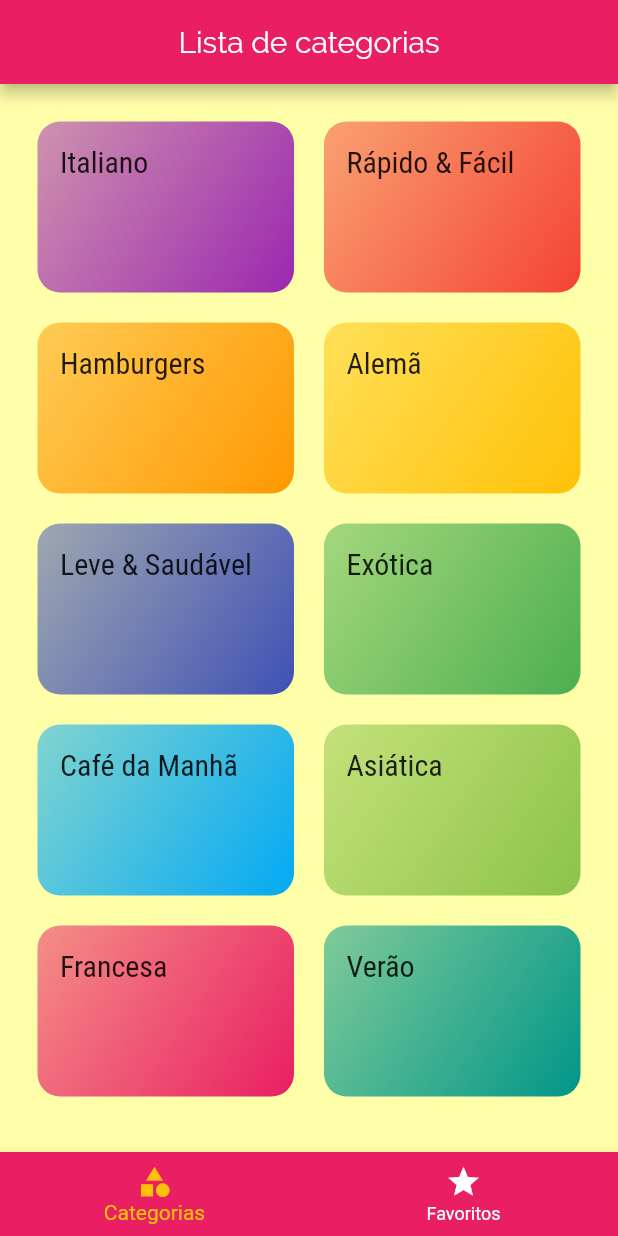
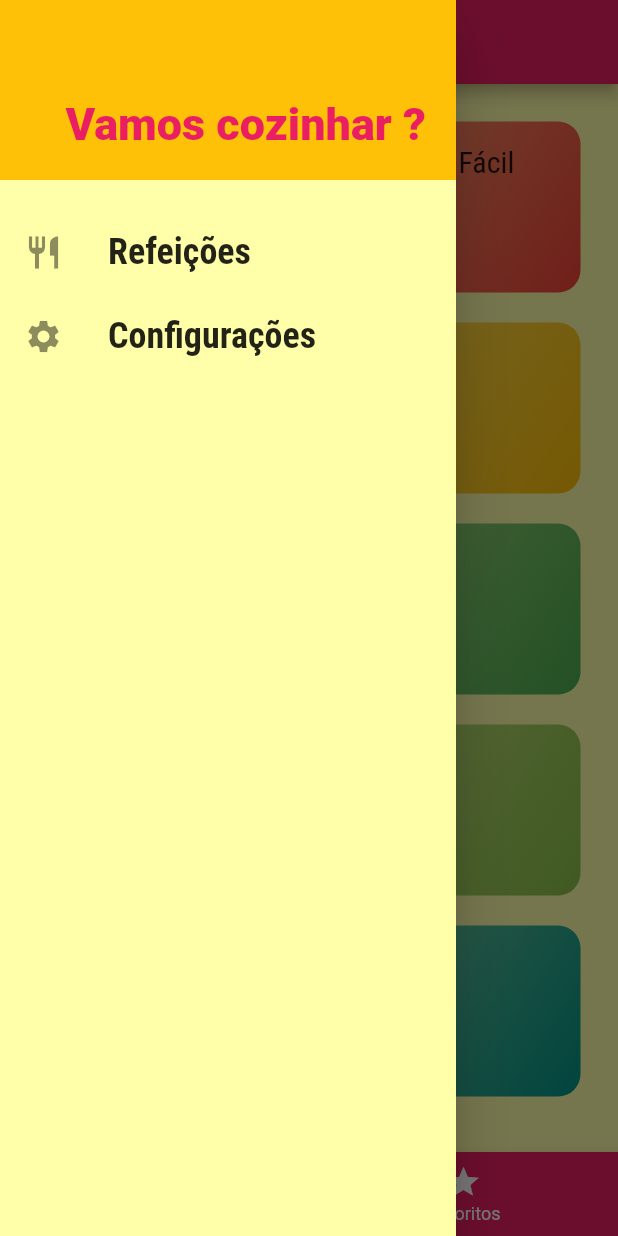
Before and after one commit to DanielErnany/meals, a Flutter app: the screen it shows after launch, with the side drawer open (before the commit the screen has no drawer), on a phone screen of 412 x 824 dp. Run offline on Flutter 3.47's test engine with Material 2 defaults, Android fonts, the phone set to English and light mode, and no system bars.

Commit message:
menu lateral(drawer) personalizado

```diff
--- /dev/null
+++ b/lib/components/main_drawer.dart
@@ -0,0 +1,49 @@
+import 'package:flutter/material.dart';
+
+class MainDrawer extends StatelessWidget {
+  Widget _createItem(IconData icon, String label) {
+    return ListTile(
+      leading: Icon(
+        icon,
+        size: 26,
+      ),
+      title: Text(
+        label,
+        style: TextStyle(
+          fontFamily: 'RobotoCondensed',
+          fontSize: 24,
+          fontWeight: FontWeight.bold,
+        ),
+      ),
+      onTap: () {},
+    );
+  }
+
+  @override
+  Widget build(BuildContext context) {
+    return Drawer(
+      child: Column(
+        children: [
+          Container(
+            height: 120,
+            width: double.infinity,
+            padding: EdgeInsets.all(20),
+            color: Theme.of(context).accentColor,
+            alignment: Alignment.bottomRight,
+            child: Text(
+              'Vamos cozinhar ?',
+              style: TextStyle(
+                fontWeight: FontWeight.w900,
+                fontSize: 30,
+                color: Theme.of(context).primaryColor,
+              ),
+            ),
+          ),
+          SizedBox(height: 20),
+          _createItem(Icons.restaurant, 'Refeições'),
+          _createItem(Icons.settings, 'Configurações'),
+        ],
+      ),
+    );
+  }
+}
--- a/lib/screens/tabs_screen.dart
+++ b/lib/screens/tabs_screen.dart
@@ -1,6 +1,7 @@
 import 'package:flutter/material.dart';
 import 'categories_screen.dart';
 import 'favorite_screen.dart';
+import '../components/main_drawer.dart';
 
 class TabsScreem extends StatefulWidget {
   @override
@@ -30,6 +31,8 @@ class _TabsScreemState extends State<TabsScreem> {
         ),
         centerTitle: true,
       ),
+      // Cria um menu lateral(drawer) na aplicação
+      drawer: MainDrawer(),
       body: _screens[_selectedIndexScreen]['screen'],
       // Cria uma tabbar na parte inferior
       bottomNavigationBar: BottomNavigationBar(
```
